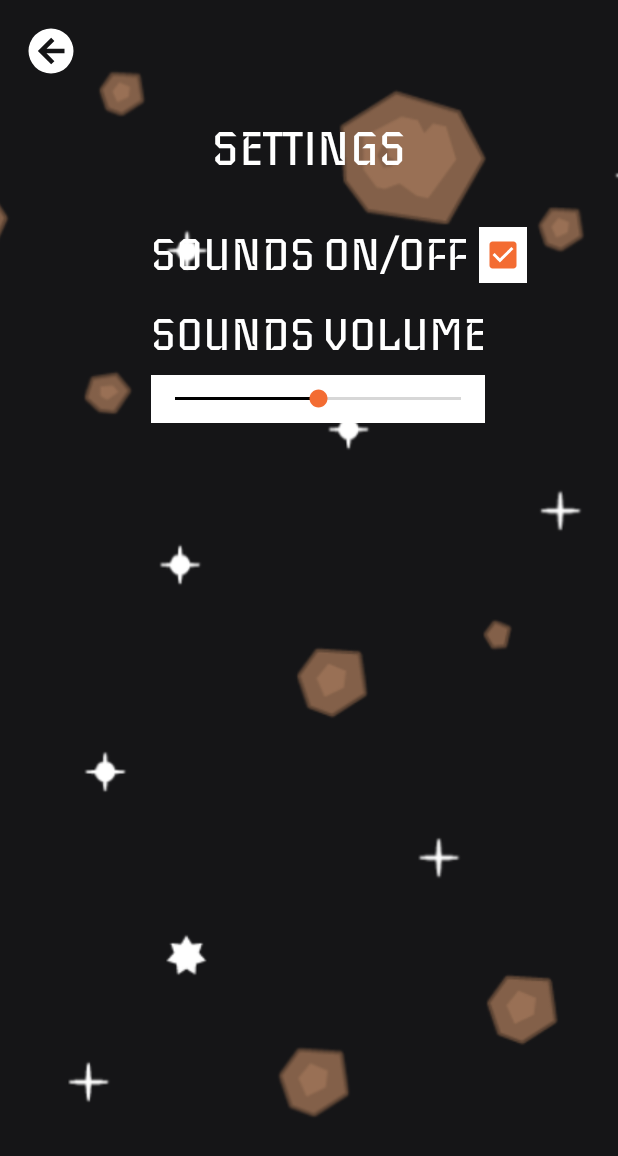
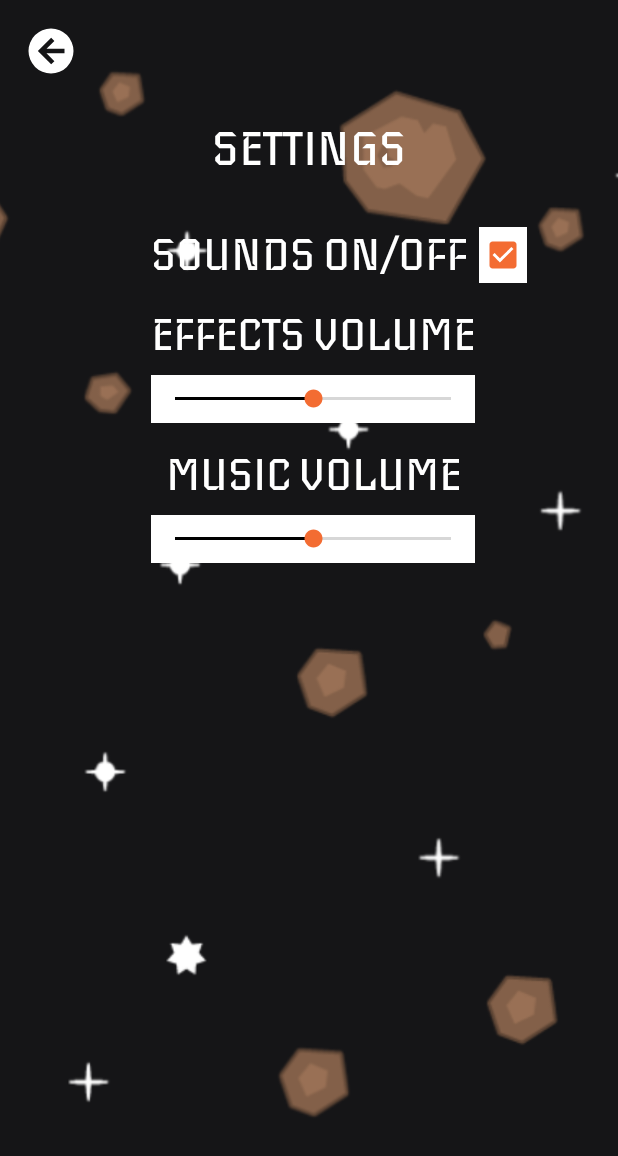
Before and after one commit to Nekobitlz/Meteorite-Attack-Android, an Android app: the screen it shows after launch (SettingsActivity), after a tap on an icon or button, on a phone screen of 412 x 824 dp. Shown: the top 1156 px of the screen. Run offline under Robolectric (Android 15) with nearby library versions, the phone set to English and light mode, and no system bars.

Commit message:
Added background music and settings for it

```diff
--- a/app/src/main/java/com/nekobitlz/meteorite_attack/options/SharedPreferencesManager.java
+++ b/app/src/main/java/com/nekobitlz/meteorite_attack/options/SharedPreferencesManager.java
@@ -91,12 +91,13 @@ public class SharedPreferencesManager {
     /*
         Saves sound state
     */
-    public void saveSound(boolean isEnabled, int volume) {
+    public void saveSound(boolean isEnabled, int effectsVolume, int musicVolume) {
         SharedPreferences sp = context.getSharedPreferences(name, Context.MODE_PRIVATE);
         SharedPreferences.Editor e = sp.edit();
 
-        e.putInt("volume", volume);
+        e.putInt("effects_volume", effectsVolume);
         e.putBoolean("sound_status", isEnabled);
+        e.putInt("music_volume", musicVolume);
 
         e.apply();
     }
@@ -188,10 +189,16 @@ public class SharedPreferencesManager {
         return sp.getBoolean("sound_status", true);
     }
 
-    public int getVolume() {
+    public int getEffectsVolume() {
         SharedPreferences sp = context.getSharedPreferences(name, Context.MODE_PRIVATE);
 
-        return sp.getInt("volume", 50);
+        return sp.getInt("effects_volume", 50);
+    }
+
+    public int getMusicVolume() {
+        SharedPreferences sp = context.getSharedPreferences(name, Context.MODE_PRIVATE);
+
+        return sp.getInt("music_volume", 50);
     }
 
     /*
--- a/app/src/main/java/com/nekobitlz/meteorite_attack/options/SoundPlayer.java
+++ b/app/src/main/java/com/nekobitlz/meteorite_attack/options/SoundPlayer.java
@@ -55,7 +55,7 @@ public class SoundPlayer implements Runnable {
         crashId = soundPool.load(context, R.raw.rock_explode_2, 1);
 
         spm = new SharedPreferencesManager(context);
-        volume = spm.getVolume() / 100f;
+        volume = spm.getEffectsVolume() / 100f;
         isEnabled = spm.getSoundStatus();
     }
 
--- a/app/src/main/java/com/nekobitlz/meteorite_attack/views/MainMenuActivity.java
+++ b/app/src/main/java/com/nekobitlz/meteorite_attack/views/MainMenuActivity.java
@@ -1,7 +1,11 @@
 package com.nekobitlz.meteorite_attack.views;
 
 import android.annotation.SuppressLint;
+import android.app.ActivityManager;
+import android.content.Context;
 import android.content.Intent;
+import android.media.MediaPlayer;
+import android.os.AsyncTask;
 import android.os.Bundle;
 import android.support.v7.app.AppCompatActivity;
 import android.view.View;
@@ -9,6 +13,9 @@ import android.view.WindowManager;
 import android.widget.*;
 import com.nekobitlz.meteorite_attack.R;
 import com.nekobitlz.meteorite_attack.options.SharedPreferencesManager;
+
+import java.lang.ref.WeakReference;
+import java.util.List;
 
 /*
     Activity with main menu
@@ -24,6 +31,9 @@ public class MainMenuActivity extends AppCompatActivity implements View.OnClickL
     private TextView money;
     private SharedPreferencesManager spm;
     private long backPressed;
+    private boolean isStopped;
+    public static BackgroundSound backgroundSound;
+    private boolean toOtherActivity;
 
     @Override
     protected void onCreate(Bundle savedInstanceState) {
@@ -51,6 +61,10 @@ public class MainMenuActivity extends AppCompatActivity implements View.OnClickL
 
         spm = new SharedPreferencesManager(this);
         loadMoney();
+
+        backgroundSound = new BackgroundSound(getApplicationContext());
+        backgroundSound.execute();
+        isStopped = false;
     }
 
     /*
@@ -69,25 +83,31 @@ public class MainMenuActivity extends AppCompatActivity implements View.OnClickL
         switch (v.getId()) {
             case R.id.play: {
                 startActivity(new Intent(this, MainActivity.class));
+                toOtherActivity = true;
             }
             break;
 
             case R.id.shop: {
                 startActivity(new Intent(this, ShopActivity.class));
+                toOtherActivity = true;
             }
             break;
 
             case R.id.high_score: {
                 startActivity(new Intent(this, HighScoreActivity.class));
+                toOtherActivity = true;
             }
             break;
 
             case R.id.settings: {
                 startActivity(new Intent(this, SettingsActivity.class));
+                toOtherActivity = true;
             }
             break;
 
             case R.id.exit: {
+                backgroundSound.releaseMP();
+
                 finish();
             }
             break;
@@ -97,8 +117,31 @@ public class MainMenuActivity extends AppCompatActivity implements View.OnClickL
     @Override
     protected void onResume() {
         super.onResume();
+        loadMoney();
 
-        loadMoney();
+        if (toOtherActivity) {
+            toOtherActivity = false;
+        }
+    }
+
+    @Override
+    protected void onStart() {
+        super.onStart();
+
+        if (isStopped) {
+            backgroundSound.player.start();
+            isStopped = false;
+        }
+    }
+
+    @Override
+    protected void onStop() {
+        super.onStop();
+
+        if (!toOtherActivity) {
+            isStopped = true;
+            backgroundSound.player.pause();
+        }
     }
 
     /*
@@ -113,4 +156,70 @@ public class MainMenuActivity extends AppCompatActivity implements View.OnClickL
 
         backPressed = System.currentTimeMillis();
     }
+
+    /*
+        AsyncTask for background music
+    */
+    public static class BackgroundSound extends AsyncTask<Void, Void, Void> {
+
+        private WeakReference<Context> weakContext;
+        private SharedPreferencesManager spm;
+        private MediaPlayer player;
+        private float volume;
+        private boolean isEnabled;
+        private boolean isPlayerPlaying;
+
+        public BackgroundSound(Context context) {
+            weakContext = new WeakReference<>(context);
+            spm = new SharedPreferencesManager(weakContext.get());
+            volume = spm.getEffectsVolume() / 100f;
+            isEnabled = spm.getSoundStatus();
+            isPlayerPlaying = true;
+        }
+
+        @Override
+        protected Void doInBackground(Void... voids) {
+            player = MediaPlayer.create(weakContext.get(), R.raw.main_music);
+            player.setLooping(true);
+            player.start();
+
+            while (!isCancelled()) {
+                if (isEnabled) {
+                    if (isPlayerPlaying) {
+                        player.setVolume(volume, volume);
+                    } else {
+                        player.start();
+                        isPlayerPlaying = true;
+                    }
+                } else {
+                    player.pause();
+                    isPlayerPlaying = false;
+                }
+            }
+
+            releaseMP();
+
+            return null;
+        }
+
+        public void setVolume(int volume) {
+            this.volume = volume / 100f;
+        }
+
+        public void setEnabled(boolean enabled) {
+            isEnabled = enabled;
+        }
+
+        public void releaseMP() {
+            if (player != null) {
+                try {
+                    player.stop();
+                    player.release();
+                    player = null;
+                } catch (Exception e) {
+                    e.printStackTrace();
+                }
+            }
+        }
+    }
 }
--- a/app/src/main/java/com/nekobitlz/meteorite_attack/views/SettingsActivity.java
+++ b/app/src/main/java/com/nekobitlz/meteorite_attack/views/SettingsActivity.java
@@ -17,10 +17,12 @@ import com.nekobitlz.meteorite_attack.options.SharedPreferencesManager;
 public class SettingsActivity extends AppCompatActivity implements View.OnClickListener {
 
     private CheckBox soundStatus;
-    private SeekBar soundVolume;
+    private SeekBar effectsVolume;
+    private SeekBar musicVolume;
     private ImageView back;
 
     private SharedPreferencesManager spm;
+    private MainMenuActivity.BackgroundSound backgroundSound;
 
     @Override
     protected void onCreate(Bundle savedInstanceState) {
@@ -34,20 +36,42 @@ public class SettingsActivity extends AppCompatActivity implements View.OnClickL
         getWindow().addFlags(WindowManager.LayoutParams.FLAG_KEEP_SCREEN_ON);
 
         soundStatus = findViewById(R.id.sound_checkbox);
-        soundVolume = findViewById(R.id.sound_seekbar);
+        effectsVolume = findViewById(R.id.effects_seekbar);
+        musicVolume = findViewById(R.id.music_seekbar);
         back = findViewById(R.id.back);
 
         spm = new SharedPreferencesManager(this);
+        backgroundSound = MainMenuActivity.backgroundSound;
 
-        soundVolume.setProgress(spm.getVolume());
+        effectsVolume.setProgress(spm.getEffectsVolume());
+        musicVolume.setProgress(spm.getMusicVolume());
         soundStatus.setChecked(spm.getSoundStatus());
 
         back.setOnClickListener(this);
-        soundVolume.setOnSeekBarChangeListener(new SeekBar.OnSeekBarChangeListener() {
+        effectsVolume.setOnSeekBarChangeListener(new SeekBar.OnSeekBarChangeListener() {
             @Override
             public void onProgressChanged(SeekBar seekBar, int progress, boolean fromUser) {
                 //Progress == volume level
-                spm.saveSound(spm.getSoundStatus(), progress);
+                spm.saveSound(spm.getSoundStatus(), progress, spm.getMusicVolume());
+            }
+
+            @Override
+            public void onStartTrackingTouch(SeekBar seekBar) {
+                /* NOTHING */
+            }
+
+            @Override
+            public void onStopTrackingTouch(SeekBar seekBar) {
+                /* NOTHING */
+            }
+        });
+
+        musicVolume.setOnSeekBarChangeListener(new SeekBar.OnSeekBarChangeListener() {
+            @Override
+            public void onProgressChanged(SeekBar seekBar, int progress, boolean fromUser) {
+                //Progress == volume level
+                spm.saveSound(spm.getSoundStatus(), spm.getEffectsVolume(), progress);
+                backgroundSound.setVolume(progress);
             }
 
             @Override
@@ -67,9 +91,11 @@ public class SettingsActivity extends AppCompatActivity implements View.OnClickL
             @Override
             public void onCheckedChanged(CompoundButton buttonView, boolean isChecked) {
                 if (isChecked) {
-                    spm.saveSound(true, spm.getVolume());
+                    spm.saveSound(true, spm.getEffectsVolume(), spm.getMusicVolume());
+                    backgroundSound.setEnabled(true);
                 } else {
-                    spm.saveSound(false, spm.getVolume());
+                    spm.saveSound(false, spm.getEffectsVolume(), spm.getMusicVolume());
+                    backgroundSound.setEnabled(false);
                 }
             }
         });
--- a/app/src/main/res/layout/activity_settings.xml
+++ b/app/src/main/res/layout/activity_settings.xml
@@ -60,10 +60,10 @@
             android:layout_marginTop="32dp"
             app:layout_constraintEnd_toEndOf="parent"/>
     <TextView
-            android:text="SOUNDS VOLUME"
+            android:text="EFFECTS VOLUME"
             android:layout_width="wrap_content"
             android:layout_height="wrap_content"
-            android:id="@+id/sound_volume"
+            android:id="@+id/effects_volume"
             android:fontFamily="@font/iceberg_regular"
             android:textSize="30sp"
             android:textColor="@color/defaultBackgroundColor"
@@ -84,14 +84,38 @@
     <SeekBar
             android:layout_width="0dp"
             android:layout_height="32dp"
-            android:id="@+id/sound_seekbar"
+            android:id="@+id/effects_seekbar"
             android:background="@color/defaultBackgroundColor"
             android:layout_marginTop="8dp"
-            app:layout_constraintEnd_toEndOf="@+id/sound_volume"
-            app:layout_constraintStart_toStartOf="@+id/sound_volume"
-            app:layout_constraintTop_toBottomOf="@+id/sound_volume"
+            app:layout_constraintEnd_toEndOf="@+id/effects_volume"
+            app:layout_constraintStart_toStartOf="@+id/effects_volume"
+            app:layout_constraintTop_toBottomOf="@+id/effects_volume"
             android:thumbTint="@color/colorPrimary"
             android:progressTint="@color/defaultTextColor"/>
+    <SeekBar
+            android:layout_width="0dp"
+            android:layout_height="32dp"
+            android:id="@+id/music_seekbar"
+            android:background="@color/defaultBackgroundColor"
+            android:thumbTint="@color/colorPrimary"
+            android:progressTint="@color/defaultTextColor"
+            app:layout_constraintTop_toBottomOf="@+id/music_volume" android:layout_marginTop="8dp"
+            app:layout_constraintStart_toStartOf="@+id/music_volume"
+            app:layout_constraintEnd_toEndOf="@+id/music_volume"
+    />
+    <TextView
+            android:text="MUSIC VOLUME"
+            android:layout_width="0dp"
+            android:layout_height="wrap_content"
+            android:id="@+id/music_volume"
+            android:fontFamily="@font/iceberg_regular"
+            android:textSize="30sp"
+            android:textColor="@color/defaultBackgroundColor"
+            android:layout_marginTop="16dp"
+            app:layout_constraintTop_toBottomOf="@+id/effects_seekbar"
+            app:layout_constraintEnd_toEndOf="@+id/effects_seekbar"
+            app:layout_constraintStart_toStartOf="@+id/effects_seekbar"
+            android:gravity="center"/>
 
 
 </android.support.constraint.ConstraintLayout>
```
Also changed, not shown: 1 other file.
